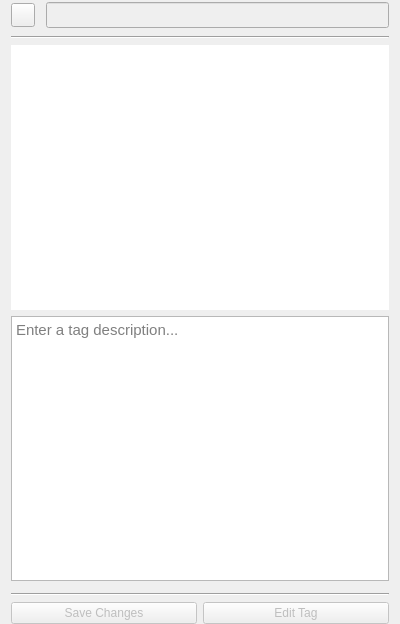
clannable/tagdictionary, file ui/tageditor.ui: the form before one commit.
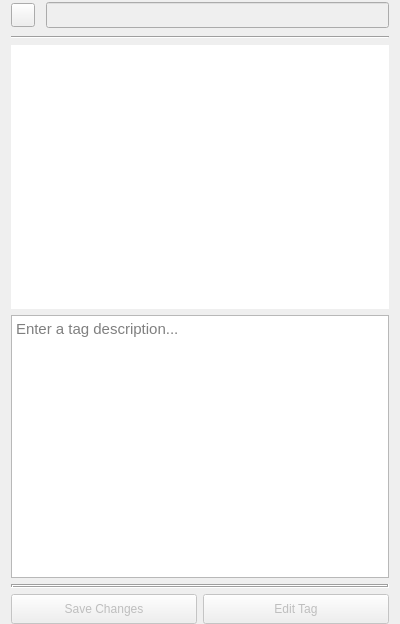
The form after the commit. Icons and pictures are not drawn.

Commit message: Add "Excludes" list, styling changes to lists

Diff of the .ui file:
```diff
--- a/ui/tageditor.ui
+++ b/ui/tageditor.ui
@@ -13,7 +13,7 @@
   <property name="windowTitle">
    <string>Form</string>
   </property>
-  <layout class="QVBoxLayout" name="verticalLayout_2" stretch="0,0,1,1,0,0,0">
+  <layout class="QVBoxLayout" name="verticalLayout_2" stretch="0,0,1,1,0,0">
    <property name="topMargin">
     <number>0</number>
    </property>
@@ -199,7 +199,48 @@
     </widget>
    </item>
    <item>
-    <widget class="QWidget" name="listContainer" native="true">
+    <widget class="QFrame" name="listContainer">
+     <property name="palette">
+      <palette>
+       <active/>
+       <inactive/>
+       <disabled>
+        <colorrole role="WindowText">
+         <brush brushstyle="SolidPattern">
+          <color alpha="255">
+           <red>255</red>
+           <green>255</green>
+           <blue>127</blue>
+          </color>
+         </brush>
+        </colorrole>
+        <colorrole role="Text">
+         <brush brushstyle="SolidPattern">
+          <color alpha="255">
+           <red>255</red>
+           <green>255</green>
+           <blue>127</blue>
+          </color>
+         </brush>
+        </colorrole>
+        <colorrole role="ButtonText">
+         <brush brushstyle="SolidPattern">
+          <color alpha="255">
+           <red>255</red>
+           <green>255</green>
+           <blue>127</blue>
+          </color>
+         </brush>
+        </colorrole>
+       </disabled>
+      </palette>
+     </property>
+     <property name="frameShape">
+      <enum>QFrame::Shape::Box</enum>
+     </property>
+     <property name="frameShadow">
+      <enum>QFrame::Shadow::Sunken</enum>
+     </property>
      <layout class="QVBoxLayout" name="listLayout">
       <property name="spacing">
        <number>3</number>
@@ -219,13 +260,6 @@
      </layout>
     </widget>
    </item>
-   <item>
-    <widget class="Line" name="line_2">
-     <property name="orientation">
-      <enum>Qt::Orientation::Horizontal</enum>
-     </property>
-    </widget>
-   </item>
    <item>
     <widget class="QFrame" name="frame">
      <property name="sizePolicy">
@@ -234,6 +268,18 @@
        <verstretch>0</verstretch>
       </sizepolicy>
      </property>
+     <property name="minimumSize">
+      <size>
+       <width>0</width>
+       <height>30</height>
+      </size>
+     </property>
+     <property name="maximumSize">
+      <size>
+       <width>16777215</width>
+       <height>30</height>
+      </size>
+     </property>
      <layout class="QHBoxLayout" name="horizontalLayout">
       <property name="leftMargin">
        <number>0</number>
```
The commit also changes 7 other files.
